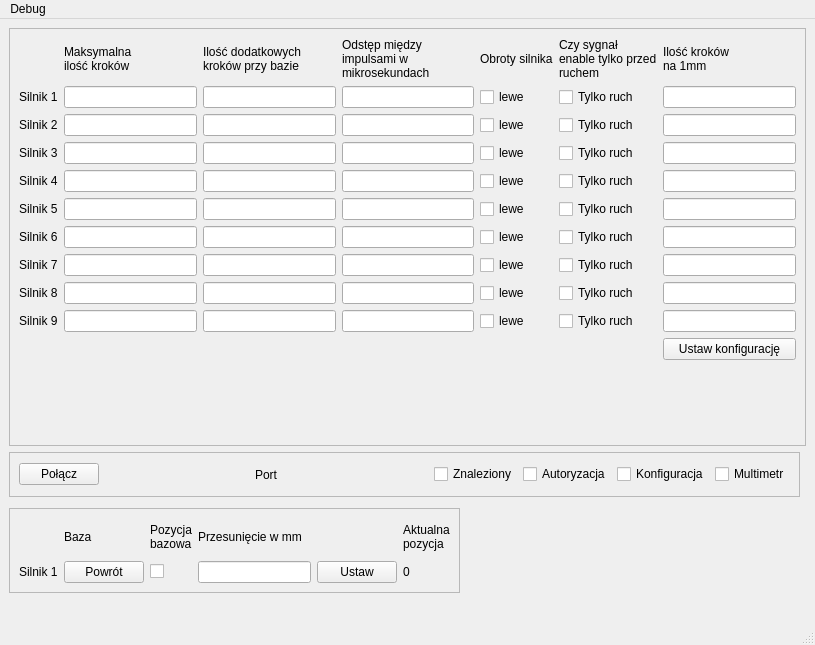
Old version of the form CzujkiLinioweApp/mainwindow.ui in the repository wiacekmarcin/CzujkiLiniowe.
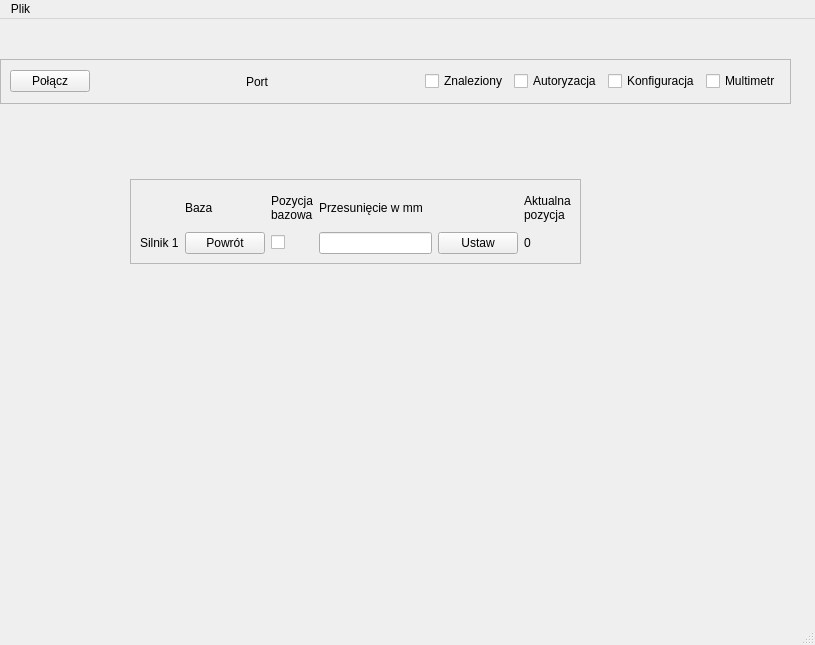
New version of the form.

Patch:
```diff
--- a/CzujkiLinioweApp/mainwindow.ui
+++ b/CzujkiLinioweApp/mainwindow.ui
@@ -14,402 +14,11 @@
    <string>MainWindow</string>
   </property>
   <widget class="QWidget" name="centralwidget">
-   <widget class="QFrame" name="frame">
-    <property name="geometry">
-     <rect>
-      <x>9</x>
-      <y>9</y>
-      <width>797</width>
-      <height>418</height>
-     </rect>
-    </property>
-    <property name="frameShape">
-     <enum>QFrame::StyledPanel</enum>
-    </property>
-    <property name="frameShadow">
-     <enum>QFrame::Raised</enum>
-    </property>
-    <layout class="QGridLayout" name="gridLayout_2">
-     <item row="2" column="4">
-      <widget class="QCheckBox" name="obrot2">
-       <property name="text">
-        <string>lewe</string>
-       </property>
-      </widget>
-     </item>
-     <item row="2" column="5">
-      <widget class="QCheckBox" name="enable2">
-       <property name="text">
-        <string>Tylko ruch</string>
-       </property>
-      </widget>
-     </item>
-     <item row="8" column="0">
-      <widget class="QLabel" name="et8">
-       <property name="text">
-        <string>Silnik 8</string>
-       </property>
-      </widget>
-     </item>
-     <item row="2" column="0">
-      <widget class="QLabel" name="et2">
-       <property name="text">
-        <string>Silnik 2</string>
-       </property>
-      </widget>
-     </item>
-     <item row="5" column="2">
-      <widget class="QLineEdit" name="base5"/>
-     </item>
-     <item row="7" column="6">
-      <widget class="QLineEdit" name="ratio7"/>
-     </item>
-     <item row="3" column="4">
-      <widget class="QCheckBox" name="obrot3">
-       <property name="text">
-        <string>lewe</string>
-       </property>
-      </widget>
-     </item>
-     <item row="0" column="5">
-      <widget class="QLabel" name="label">
-       <property name="text">
-        <string>Czy sygnał
-enable tylko przed
-ruchem</string>
-       </property>
-      </widget>
-     </item>
-     <item row="5" column="1">
-      <widget class="QLineEdit" name="maxSteps5"/>
-     </item>
-     <item row="1" column="2">
-      <widget class="QLineEdit" name="base1"/>
-     </item>
-     <item row="0" column="1">
-      <widget class="QLabel" name="head2">
-       <property name="text">
-        <string>Maksymalna
-ilość kroków</string>
-       </property>
-      </widget>
-     </item>
-     <item row="4" column="0">
-      <widget class="QLabel" name="et4">
-       <property name="text">
-        <string>Silnik 4</string>
-       </property>
-      </widget>
-     </item>
-     <item row="4" column="4">
-      <widget class="QCheckBox" name="obrot4">
-       <property name="text">
-        <string>lewe</string>
-       </property>
-      </widget>
-     </item>
-     <item row="1" column="1">
-      <widget class="QLineEdit" name="maxSteps1"/>
-     </item>
-     <item row="5" column="0">
-      <widget class="QLabel" name="et5">
-       <property name="text">
-        <string>Silnik 5</string>
-       </property>
-      </widget>
-     </item>
-     <item row="1" column="3">
-      <widget class="QLineEdit" name="delay1"/>
-     </item>
-     <item row="6" column="0">
-      <widget class="QLabel" name="et6">
-       <property name="text">
-        <string>Silnik 6</string>
-       </property>
-      </widget>
-     </item>
-     <item row="1" column="4">
-      <widget class="QCheckBox" name="obrot1">
-       <property name="text">
-        <string>lewe</string>
-       </property>
-      </widget>
-     </item>
-     <item row="9" column="1">
-      <widget class="QLineEdit" name="maxSteps9"/>
-     </item>
-     <item row="0" column="6">
-      <widget class="QLabel" name="head6">
-       <property name="text">
-        <string>Ilość kroków
-na 1mm</string>
-       </property>
-      </widget>
-     </item>
-     <item row="8" column="4">
-      <widget class="QCheckBox" name="obrot8">
-       <property name="text">
-        <string>lewe</string>
-       </property>
-      </widget>
-     </item>
-     <item row="5" column="5">
-      <widget class="QCheckBox" name="enable5">
-       <property name="text">
-        <string>Tylko ruch</string>
-       </property>
-      </widget>
-     </item>
-     <item row="1" column="5">
-      <widget class="QCheckBox" name="enable1">
-       <property name="text">
-        <string>Tylko ruch</string>
-       </property>
-      </widget>
-     </item>
-     <item row="5" column="6">
-      <widget class="QLineEdit" name="ratio5"/>
-     </item>
-     <item row="2" column="6">
-      <widget class="QLineEdit" name="ratio2"/>
-     </item>
-     <item row="6" column="6">
-      <widget class="QLineEdit" name="ratio6"/>
-     </item>
-     <item row="1" column="0">
-      <widget class="QLabel" name="et1">
-       <property name="text">
-        <string>Silnik 1</string>
-       </property>
-      </widget>
-     </item>
-     <item row="6" column="2">
-      <widget class="QLineEdit" name="base6"/>
-     </item>
-     <item row="8" column="3">
-      <widget class="QLineEdit" name="delay8"/>
-     </item>
-     <item row="3" column="3">
-      <widget class="QLineEdit" name="delay3"/>
-     </item>
-     <item row="9" column="6">
-      <widget class="QLineEdit" name="ratio9"/>
-     </item>
-     <item row="9" column="2">
-      <widget class="QLineEdit" name="base9"/>
-     </item>
-     <item row="3" column="5">
-      <widget class="QCheckBox" name="enable3">
-       <property name="text">
-        <string>Tylko ruch</string>
-       </property>
-      </widget>
-     </item>
-     <item row="8" column="2">
-      <widget class="QLineEdit" name="base8"/>
-     </item>
-     <item row="3" column="0">
-      <widget class="QLabel" name="et3">
-       <property name="text">
-        <string>Silnik 3</string>
-       </property>
-      </widget>
-     </item>
-     <item row="4" column="5">
-      <widget class="QCheckBox" name="enable4">
-       <property name="text">
-        <string>Tylko ruch</string>
-       </property>
-      </widget>
-     </item>
-     <item row="6" column="3">
-      <widget class="QLineEdit" name="delay6"/>
-     </item>
-     <item row="4" column="6">
-      <widget class="QLineEdit" name="ratio4"/>
-     </item>
-     <item row="9" column="0">
-      <widget class="QLabel" name="et9">
-       <property name="text">
-        <string>Silnik 9</string>
-       </property>
-      </widget>
-     </item>
-     <item row="8" column="6">
-      <widget class="QLineEdit" name="ratio8"/>
-     </item>
-     <item row="1" column="6">
-      <widget class="QLineEdit" name="ratio1"/>
-     </item>
-     <item row="0" column="0">
-      <widget class="QLabel" name="head1">
-       <property name="text">
-        <string/>
-       </property>
-      </widget>
-     </item>
-     <item row="4" column="3">
-      <widget class="QLineEdit" name="delay4"/>
-     </item>
-     <item row="3" column="1">
-      <widget class="QLineEdit" name="maxSteps3"/>
-     </item>
-     <item row="2" column="1">
-      <widget class="QLineEdit" name="maxSteps2"/>
-     </item>
-     <item row="3" column="6">
-      <widget class="QLineEdit" name="ratio3"/>
-     </item>
-     <item row="7" column="0">
-      <widget class="QLabel" name="et7">
-       <property name="text">
-        <string>Silnik 7</string>
-       </property>
-      </widget>
-     </item>
-     <item row="7" column="2">
-      <widget class="QLineEdit" name="base7"/>
-     </item>
-     <item row="9" column="4">
-      <widget class="QCheckBox" name="obrot9">
-       <property name="text">
-        <string>lewe</string>
-       </property>
-      </widget>
-     </item>
-     <item row="9" column="5">
-      <widget class="QCheckBox" name="enable9">
-       <property name="text">
-        <string>Tylko ruch</string>
-       </property>
-      </widget>
-     </item>
-     <item row="6" column="1">
-      <widget class="QLineEdit" name="maxSteps6"/>
-     </item>
-     <item row="4" column="2">
-      <widget class="QLineEdit" name="base4"/>
-     </item>
-     <item row="10" column="6">
-      <widget class="QPushButton" name="pbSetConfiguration">
-       <property name="text">
-        <string>Ustaw konfigurację</string>
-       </property>
-      </widget>
-     </item>
-     <item row="7" column="1">
-      <widget class="QLineEdit" name="maxSteps7"/>
-     </item>
-     <item row="8" column="5">
-      <widget class="QCheckBox" name="enable8">
-       <property name="text">
-        <string>Tylko ruch</string>
-       </property>
-      </widget>
-     </item>
-     <item row="2" column="2">
-      <widget class="QLineEdit" name="base2"/>
-     </item>
-     <item row="7" column="4">
-      <widget class="QCheckBox" name="obrot7">
-       <property name="text">
-        <string>lewe</string>
-       </property>
-      </widget>
-     </item>
-     <item row="5" column="4">
-      <widget class="QCheckBox" name="obrot5">
-       <property name="text">
-        <string>lewe</string>
-       </property>
-      </widget>
-     </item>
-     <item row="6" column="4">
-      <widget class="QCheckBox" name="obrot6">
-       <property name="text">
-        <string>lewe</string>
-       </property>
-      </widget>
-     </item>
-     <item row="9" column="3">
-      <widget class="QLineEdit" name="delay9"/>
-     </item>
-     <item row="3" column="2">
-      <widget class="QLineEdit" name="base3"/>
-     </item>
-     <item row="0" column="3">
-      <widget class="QLabel" name="head4">
-       <property name="text">
-        <string>Odstęp między
-impulsami w
-mikrosekundach</string>
-       </property>
-      </widget>
-     </item>
-     <item row="5" column="3">
-      <widget class="QLineEdit" name="delay5"/>
-     </item>
-     <item row="2" column="3">
-      <widget class="QLineEdit" name="delay2"/>
-     </item>
-     <item row="0" column="4">
-      <widget class="QLabel" name="heaad5">
-       <property name="text">
-        <string>Obroty silnika</string>
-       </property>
-      </widget>
-     </item>
-     <item row="8" column="1">
-      <widget class="QLineEdit" name="maxSteps8"/>
-     </item>
-     <item row="7" column="3">
-      <widget class="QLineEdit" name="delay7"/>
-     </item>
-     <item row="0" column="2">
-      <widget class="QLabel" name="head3">
-       <property name="text">
-        <string>Ilość dodatkowych
-kroków przy bazie</string>
-       </property>
-      </widget>
-     </item>
-     <item row="4" column="1">
-      <widget class="QLineEdit" name="maxSteps4"/>
-     </item>
-     <item row="7" column="5">
-      <widget class="QCheckBox" name="enable7">
-       <property name="text">
-        <string>Tylko ruch</string>
-       </property>
-      </widget>
-     </item>
-     <item row="6" column="5">
-      <widget class="QCheckBox" name="enable6">
-       <property name="text">
-        <string>Tylko ruch</string>
-       </property>
-      </widget>
-     </item>
-     <item row="11" column="6">
-      <spacer name="verticalSpacer">
-       <property name="orientation">
-        <enum>Qt::Vertical</enum>
-       </property>
-       <property name="sizeHint" stdset="0">
-        <size>
-         <width>20</width>
-         <height>40</height>
-        </size>
-       </property>
-      </spacer>
-     </item>
-    </layout>
-   </widget>
    <widget class="QFrame" name="frame_2">
     <property name="geometry">
      <rect>
-      <x>9</x>
-      <y>433</y>
+      <x>0</x>
+      <y>40</y>
       <width>791</width>
       <height>45</height>
      </rect>
@@ -494,8 +103,8 @@
    <widget class="QFrame" name="frame_3">
     <property name="geometry">
      <rect>
-      <x>9</x>
-      <y>489</y>
+      <x>130</x>
+      <y>160</y>
       <width>451</width>
       <height>85</height>
      </rect>
@@ -591,12 +200,12 @@
      <x>0</x>
      <y>0</y>
      <width>815</width>
-     <height>22</height>
+     <height>23</height>
     </rect>
    </property>
    <widget class="QMenu" name="menuDebug">
     <property name="title">
-     <string>Debug</string>
+     <string>Plik</string>
     </property>
     <addaction name="actionOtw_rz_okno"/>
    </widget>
```
Left out of the diff: 20 changed lines with no effect on the pictures.
